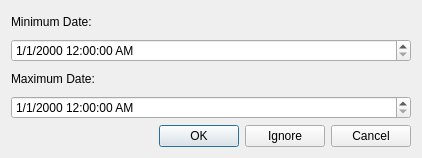
Old version of the form rqt/rqt_console/src/rqt_console/time_dialog.ui in the repository ros-visualization/rqt.
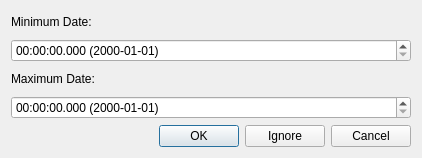
New version of the form.

```diff
--- a/rqt/rqt_console/src/rqt_console/time_dialog.ui
+++ b/rqt/rqt_console/src/rqt_console/time_dialog.ui
@@ -30,7 +30,7 @@
       <enum>QDateTimeEdit::MonthSection</enum>
      </property>
      <property name="displayFormat">
-      <string>M/d/yyyy h:mm:ss AP</string>
+      <string>hh:mm:ss.zzz (yyyy-MM-dd)</string>
      </property>
     </widget>
    </item>
@@ -47,7 +47,7 @@
       <enum>QDateTimeEdit::MonthSection</enum>
      </property>
      <property name="displayFormat">
-      <string>M/d/yyyy h:mm:ss AP</string>
+      <string>hh:mm:ss.zzz (yyyy-MM-dd)</string>
      </property>
     </widget>
    </item>
```
Left out of the diff: 4 changed lines with no effect on the pictures.
